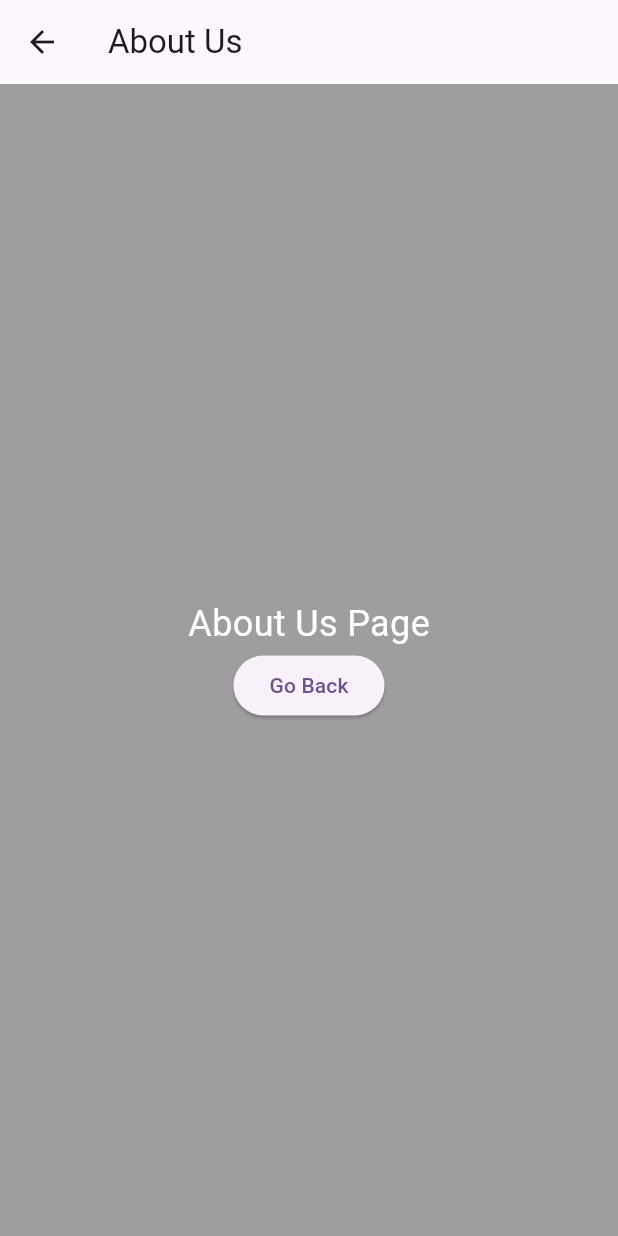
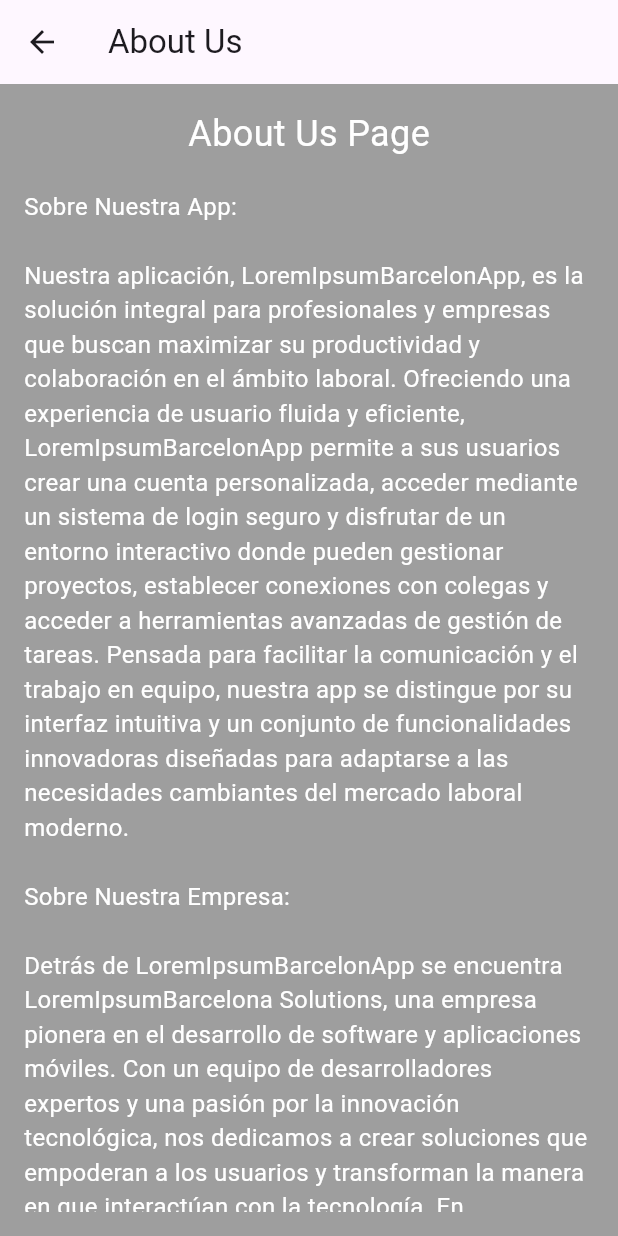
Before and after one commit to frankgimeno3/flutterMenu, a Flutter app: the AboutUsPage screen opened directly, on a phone screen of 412 x 824 dp. Run offline on Flutter 3.47's test engine with Material 3 defaults, Android fonts, the phone set to English and light mode, and no system bars.

Commit message:
añado contenido al aboutus

```diff
--- a/lib/pages/about_us.dart
+++ b/lib/pages/about_us.dart
@@ -9,11 +9,21 @@ class AboutUsPage extends StatelessWidget {
       ),
       body: Container(
         color: Colors.grey,
-        child: Center(
+        padding: EdgeInsets.all(16), // Añade un poco de padding para mejor lectura
+        child: SingleChildScrollView( // Permite scroll si el contenido es muy largo
           child: Column(
             mainAxisAlignment: MainAxisAlignment.center,
             children: <Widget>[
               Text('About Us Page', style: TextStyle(fontSize: 24, color: Colors.white)),
+              SizedBox(height: 20), // Espacio entre el título y el contenido
+              Text(
+                'Sobre Nuestra App:\n\n'
+                    'Nuestra aplicación, LoremIpsumBarcelonApp, es la solución integral para profesionales y empresas que buscan maximizar su productividad y colaboración en el ámbito laboral. Ofreciendo una experiencia de usuario fluida y eficiente, LoremIpsumBarcelonApp permite a sus usuarios crear una cuenta personalizada, acceder mediante un sistema de login seguro y disfrutar de un entorno interactivo donde pueden gestionar proyectos, establecer conexiones con colegas y acceder a herramientas avanzadas de gestión de tareas. Pensada para facilitar la comunicación y el trabajo en equipo, nuestra app se distingue por su interfaz intuitiva y un conjunto de funcionalidades innovadoras diseñadas para adaptarse a las necesidades cambiantes del mercado laboral moderno.\n\n'
+                    'Sobre Nuestra Empresa:\n\n'
+                    'Detrás de LoremIpsumBarcelonApp se encuentra LoremIpsumBarcelona Solutions, una empresa pionera en el desarrollo de software y aplicaciones móviles. Con un equipo de desarrolladores expertos y una pasión por la innovación tecnológica, nos dedicamos a crear soluciones que empoderan a los usuarios y transforman la manera en que interactúan con la tecnología. En LoremIpsumBarcelona Solutions, creemos en el poder del código para abrir nuevas posibilidades y en la importancia de una experiencia de usuario impecable. Nuestra misión es desarrollar aplicaciones que no solo cumplan con las expectativas de nuestros clientes, sino que también establezcan nuevos estándares en la industria, impulsando así el progreso y la eficiencia en el mundo digital.',
+                style: TextStyle(fontSize: 16, color: Colors.white),
+              ),
+              SizedBox(height: 20), // Espacio entre el contenido y el botón
               ElevatedButton(
                 onPressed: () => Navigator.pop(context),
                 child: Text('Go Back'),
```
